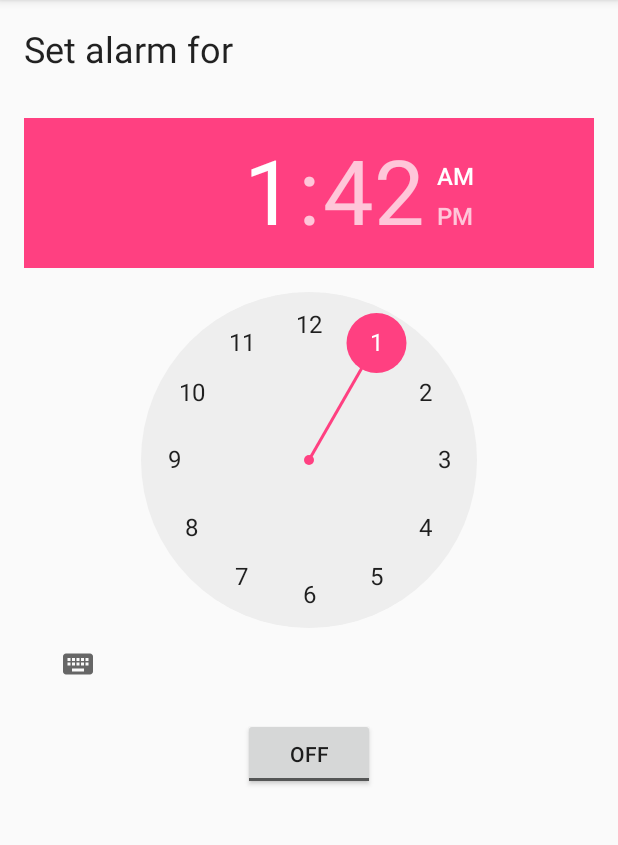
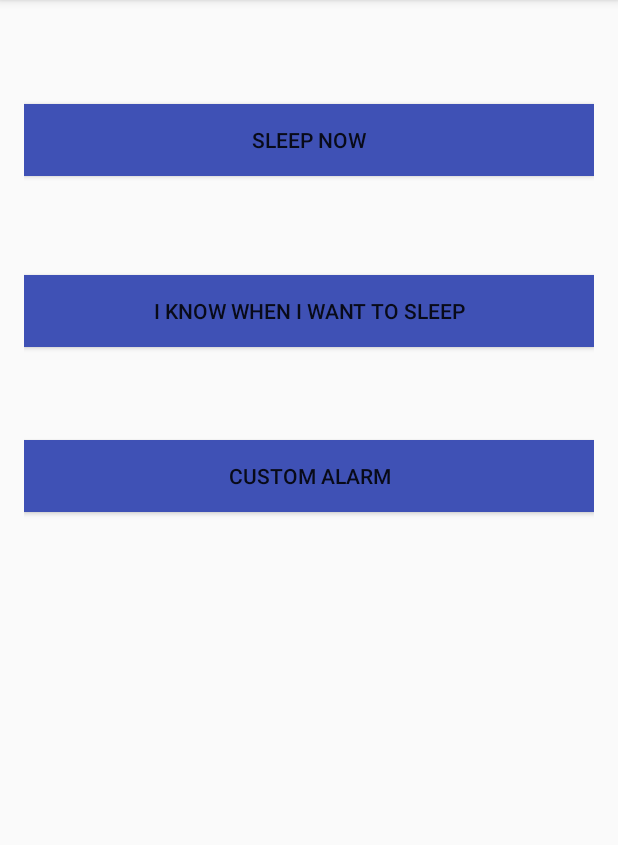
Before and after one commit to apragupta/Appnea, an Android app: the screen it shows after launch (AlarmActivity before the commit, OpeningScreen after it), on a phone screen of 412 x 824 dp, the part 84-929 px from its top. Run offline under Robolectric (Android 15) with nearby library versions, the phone set to English and light mode, and no system bars.

Commit message:
Added opening screen, some cleanup

```diff
--- a/app/build.gradle
+++ b/app/build.gradle
@@ -5,8 +5,8 @@ android {
     buildToolsVersion "24.0.2"
     defaultConfig {
         applicationId "in.apra.apraclock"
-        minSdkVersion 24
-        targetSdkVersion 24
+        minSdkVersion 23
+        targetSdkVersion 23
         versionCode 1
         versionName "1.0"
         testInstrumentationRunner "android.support.test.runner.AndroidJUnitRunner"
--- /dev/null
+++ b/app/src/main/java/in/apra/apraclock/OpeningScreen.java
@@ -0,0 +1,31 @@
+package in.apra.apraclock;
+
+import android.content.Intent;
+import android.support.v7.app.AppCompatActivity;
+import android.os.Bundle;
+import android.util.Log;
+import android.view.View;
+import android.widget.Button;
+
+public class OpeningScreen extends AppCompatActivity {
+
+    Button btnSleepnow;
+    Button BtnSleep;
+    Button BtnCustomAlarm;
+
+    @Override
+    protected void onCreate(Bundle savedInstanceState) {
+        super.onCreate(savedInstanceState);
+        setContentView(R.layout.activity_opening_screen);
+        btnSleepnow = (Button) findViewById(R.id.btnSleepnow);
+        BtnSleep = (Button) findViewById(R.id.BtnSleep);
+        BtnCustomAlarm = (Button) findViewById(R.id.BtnCustomAlarm);
+    }
+
+    public void changeScreen(View view) {
+        Log.d("OpeningScreen"  , "change screen clicked");
+        Intent intent = new Intent(this, AlarmActivity.class);
+        startActivity(intent);
+
+    }
+}
--- /dev/null
+++ b/app/src/main/res/layout/activity_opening_screen.xml
@@ -0,0 +1,43 @@
+<?xml version="1.0" encoding="utf-8"?>
+<RelativeLayout xmlns:android="http://schemas.android.com/apk/res/android"
+
+    xmlns:tools="http://schemas.android.com/tools"
+    android:id="@+id/activity_opening_screen"
+    android:layout_width="match_parent"
+    android:layout_height="match_parent"
+    android:paddingBottom="@dimen/activity_vertical_margin"
+    android:paddingLeft="@dimen/activity_horizontal_margin"
+    android:paddingRight="@dimen/activity_horizontal_margin"
+    android:paddingTop="@dimen/activity_vertical_margin"
+    tools:context="in.apra.apraclock.OpeningScreen">
+
+    <Button
+        android:text="Sleep Now"
+        android:layout_width="match_parent"
+        android:layout_height="wrap_content"
+        android:layout_marginTop="53dp"
+        android:id="@+id/btnSleepnow"
+        android:layout_alignParentTop="true"
+        android:background="@color/colorPrimary" />
+
+    <Button
+        android:text="I know when I want to sleep"
+        android:layout_width="match_parent"
+        android:layout_height="wrap_content"
+        android:layout_marginTop="66dp"
+        android:id="@+id/BtnSleep"
+        android:layout_below="@+id/btnSleepnow"
+        android:layout_centerHorizontal="true"
+        android:background="@color/colorPrimary" />
+
+    <Button
+        android:text="Custom Alarm"
+        android:layout_width="match_parent"
+        android:layout_height="wrap_content"
+        android:layout_below="@+id/BtnSleep"
+        android:layout_centerHorizontal="true"
+        android:layout_marginTop="62dp"
+        android:id="@+id/BtnCustomAlarm"
+        android:background="@color/colorPrimary"
+        android:onClick="changeScreen" />
+</RelativeLayout>
--- a/app/src/main/res/values/colors.xml
+++ b/app/src/main/res/values/colors.xml
@@ -1,6 +1,6 @@
 <?xml version="1.0" encoding="utf-8"?>
 <resources>
-    <color name="colorPrimary">#3F51B5</color>
+    <color name="colorPrimary">#3f51b5</color>
     <color name="colorPrimaryDark">#303F9F</color>
-    <color name="colorAccent">#FF4081</color>
+    <color name="colorAccent">#ff4081</color>
 </resources>
```
Also changed, not shown: app/src/main/AndroidManifest.xml (+10 -3 lines), app/src/main/java/in/apra/apraclock/RandomTaskActivity.java (+42 -33 lines), app/src/main/ic_launcher-web.png (added), app/src/main/res/mipmap-hdpi/ic_launcher.png, app/src/main/res/mipmap-mdpi/ic_launcher.png, app/src/main/res/mipmap-xhdpi/ic_launcher.png, app/src/main/res/mipmap-xxhdpi/ic_launcher.png, app/src/main/res/mipmap-xxxhdpi/ic_launcher.png.
